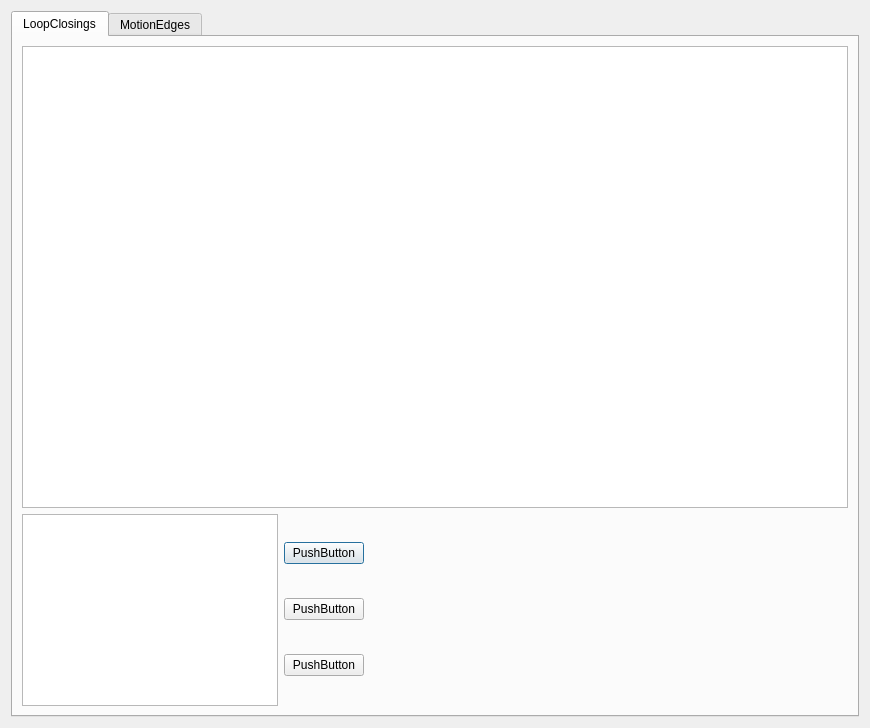
Qt form graphtabledialog.ui (jaejunlee0538/manual_pos_graph_slam) before a commit.
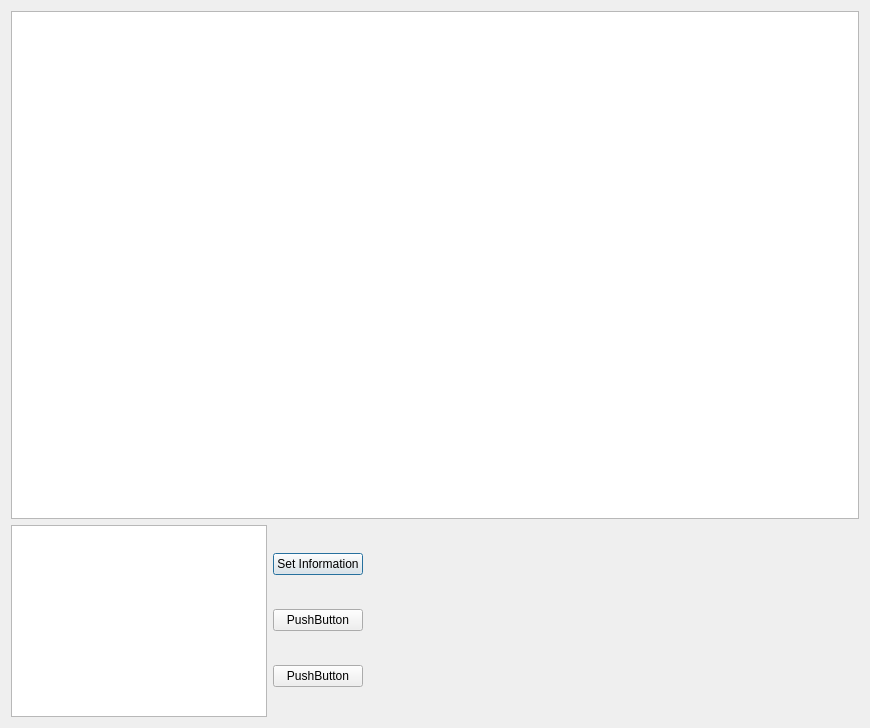
The same form after that commit.

Patch:
```diff
--- a/graphtabledialog.ui
+++ b/graphtabledialog.ui
@@ -13,16 +13,6 @@
   <property name="windowTitle">
    <string>Dialog</string>
   </property>
-  <layout class="QHBoxLayout" name="horizontalLayout_2">
-   <item>
-    <widget class="QTabWidget" name="GraphTable">
-     <property name="currentIndex">
-      <number>0</number>
-     </property>
-     <widget class="QWidget" name="tab">
-      <attribute name="title">
-       <string>LoopClosings</string>
-      </attribute>
       <layout class="QVBoxLayout" name="verticalLayout">
        <item>
         <widget class="QTableView" name="tableView_LoopEdges"/>
@@ -34,7 +24,7 @@
            <item>
             <widget class="QPushButton" name="pushButton">
              <property name="text">
-              <string>PushButton</string>
+          <string>Set Information</string>
              </property>
             </widget>
            </item>
@@ -78,15 +68,6 @@
           </spacer>
          </item>
         </layout>
-       </item>
-      </layout>
-     </widget>
-     <widget class="QWidget" name="tab_2">
-      <attribute name="title">
-       <string>MotionEdges</string>
-      </attribute>
-     </widget>
-    </widget>
    </item>
   </layout>
  </widget>
```
Lines whose indentation alone changed are shown as unchanged.
